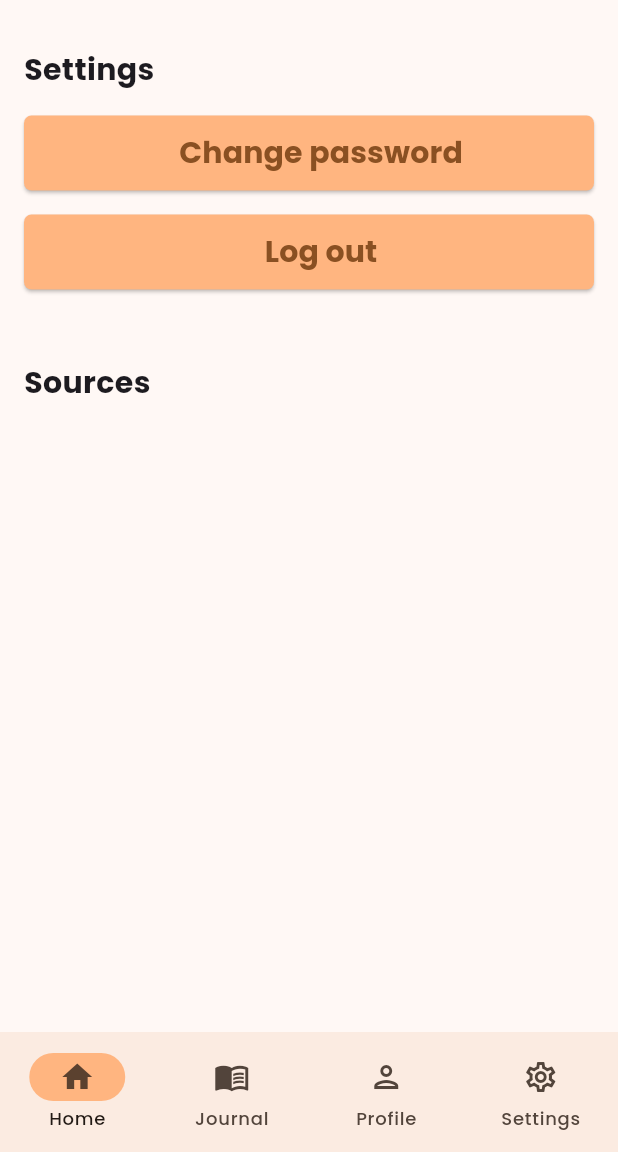
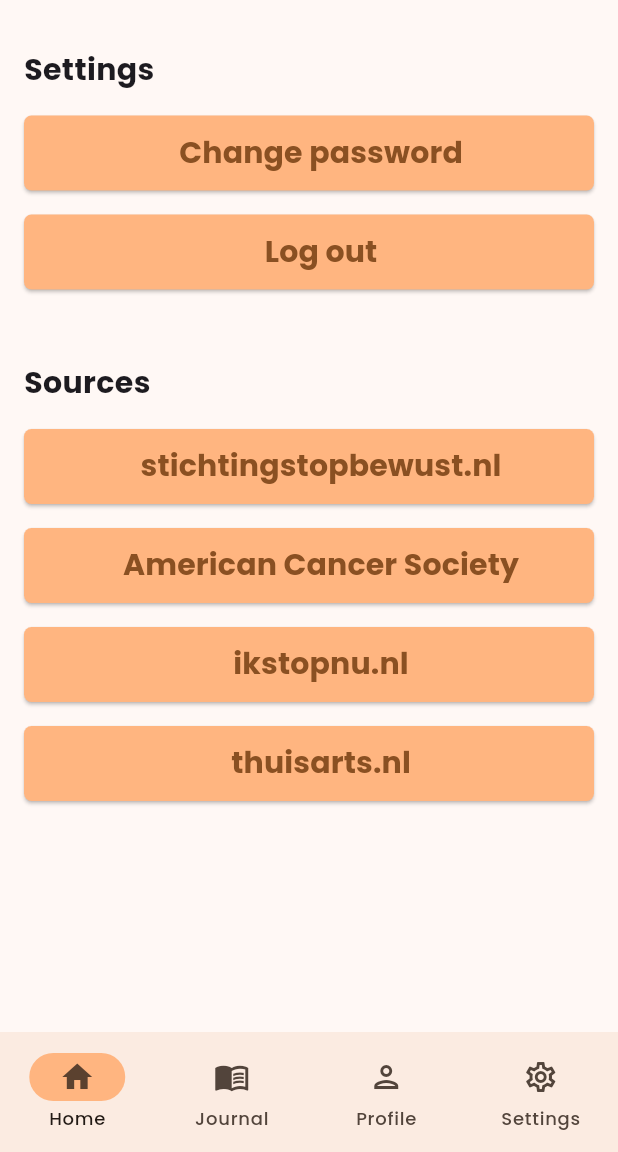
Before and after one commit to Toby-van-Berkum/stopit_frontend, a Flutter app: the SettingsPage screen opened directly, on a phone screen of 412 x 824 dp, the part 84-1236 px from its top. Run offline on Flutter 3.47's test engine with Material 3 defaults, Android fonts, the phone set to English and light mode, and no system bars; our stand-ins replace google_fonts, shared_preferences, table_calendar; missing offline and left inert: dart:ffi; accounts and stored records are empty.

Commit message:
improved the sources and links. styled the settings_page.dart further

```diff
--- a/lib/pages/settings_page.dart
+++ b/lib/pages/settings_page.dart
@@ -16,12 +16,6 @@ class SettingsPage extends StatefulWidget {
 class _SettingsPageState extends State<SettingsPage> {
   final double customPadding = 16.0;
   final int numberOfAchievements = 6; // dummy data, has to be changed
-  List<String> source_links = [
-    "https://stichtingstopbewust.nl/",
-    "https://www.cancer.org/cancer/risk-prevention/tobacco/benefits-of-quitting-smoking-over-time.html",
-    "https://www.ikstopnu.nl/",
-    "https://www.thuisarts.nl/stoppen-met-roken/ik-wil-nu-stoppen-met-roken",
-  ];
 
   Future<void> _clearPreferences() async {
     SharedPreferences prefs = await SharedPreferences.getInstance();
@@ -30,6 +24,18 @@ class _SettingsPageState extends State<SettingsPage> {
 
   @override
   Widget build(BuildContext context) {
+    Map<String, String> sourceLinks = {
+      "stichtingstopbewust.nl": "https://stichtingstopbewust.nl/",
+      "American Cancer Society":
+      "https://www.cancer.org/cancer/risk-prevention/tobacco/benefits-of-quitting-smoking-over-time.html",
+      "ikstopnu.nl": "https://www.ikstopnu.nl/",
+      "thuisarts.nl":
+      "https://www.thuisarts.nl/stoppen-met-roken/ik-wil-nu-stoppen-met-roken",
+    };
+
+    List<String> keysSourceLinks = sourceLinks.keys.toList();
+    List<String> valuesSourceLinks = sourceLinks.values.toList();
+
     return Scaffold(
       bottomNavigationBar: NavigationBar(
         onDestinationSelected: (int index) {
@@ -44,10 +50,22 @@ class _SettingsPageState extends State<SettingsPage> {
         indicatorColor: AppColors.primaryColor,
         selectedIndex: currentPageIndex,
         destinations: const <Widget>[
-          NavigationDestination(icon: Icon(Icons.home_outlined), selectedIcon: Icon(Icons.home), label: "Home"),
-          NavigationDestination(icon: Icon(Icons.menu_book_outlined), selectedIcon: Icon(Icons.menu_book), label: "Journal"),
-          NavigationDestination(icon: Icon(Icons.person_outlined), selectedIcon: Icon(Icons.person), label: "Profile"),
-          NavigationDestination(icon: Icon(Icons.settings_outlined), selectedIcon: Icon(Icons.settings), label: "Settings")
+          NavigationDestination(
+              icon: Icon(Icons.home_outlined),
+              selectedIcon: Icon(Icons.home),
+              label: "Home"),
+          NavigationDestination(
+              icon: Icon(Icons.menu_book_outlined),
+              selectedIcon: Icon(Icons.menu_book),
+              label: "Journal"),
+          NavigationDestination(
+              icon: Icon(Icons.person_outlined),
+              selectedIcon: Icon(Icons.person),
+              label: "Profile"),
+          NavigationDestination(
+              icon: Icon(Icons.settings_outlined),
+              selectedIcon: Icon(Icons.settings),
+              label: "Settings")
         ],
       ),
       appBar: AppBar(
@@ -91,7 +109,8 @@ class _SettingsPageState extends State<SettingsPage> {
                     Navigator.pushReplacement(
                       context,
                       MaterialPageRoute(
-                        builder: (context) => const LoginPage(title: AppTitle.title),
+                        builder: (context) =>
+                            const LoginPage(title: AppTitle.title),
                       ),
                     );
                   }),
@@ -107,6 +126,16 @@ class _SettingsPageState extends State<SettingsPage> {
                   style: TextStyle(fontWeight: FontWeight.bold, fontSize: 20),
                 ),
               ),
+              ...List.generate(sourceLinks.length, (i) {
+                return Padding(
+                  padding: EdgeInsets.only(bottom: customPadding),
+                  child: LargeButton(
+                      buttonLabel: keysSourceLinks[i],
+                      onPressed: () {
+                        _launchUrl(valuesSourceLinks[i]);
+                      }),
+                );
+              }),
             ],
           ),
         ),
```
